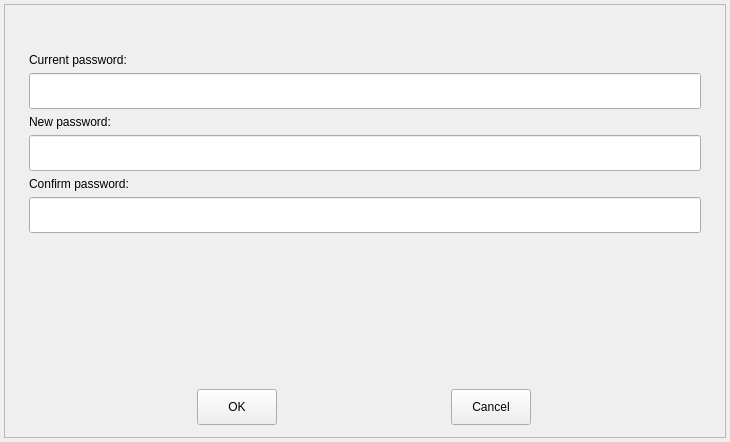
Old version of the form src/ui/common/password-modification.ui in the repository openeuler-mirror/ks-ssr.
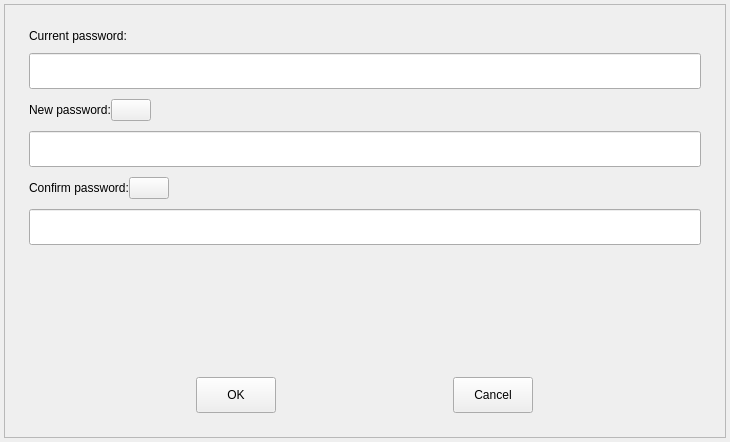
New version of the form. Icons and pictures are not drawn.

Commit message: fix(*) : Add password complexity detection and optimize some UI styles. - 添加密码复杂度检测（#26738） - 调整一些UI样式问题 - 去除错误码提示（#26510）

```diff
--- a/src/ui/common/password-modification.ui
+++ b/src/ui/common/password-modification.ui
@@ -45,6 +45,9 @@
       <enum>QFrame::Raised</enum>
      </property>
      <layout class="QVBoxLayout" name="verticalLayout_5">
+      <property name="spacing">
+       <number>10</number>
+      </property>
       <property name="leftMargin">
        <number>24</number>
       </property>
@@ -55,41 +58,8 @@
        <number>24</number>
       </property>
       <property name="bottomMargin">
-       <number>12</number>
+       <number>24</number>
       </property>
-      <item>
-       <layout class="QHBoxLayout" name="horizontalLayout">
-        <property name="bottomMargin">
-         <number>4</number>
-        </property>
-        <item>
-         <spacer name="horizontalSpacer_2">
-          <property name="orientation">
-           <enum>Qt::Horizontal</enum>
-          </property>
-          <property name="sizeHint" stdset="0">
-           <size>
-            <width>40</width>
-            <height>20</height>
-           </size>
-          </property>
-         </spacer>
-        </item>
-        <item>
-         <spacer name="horizontalSpacer">
-          <property name="orientation">
-           <enum>Qt::Horizontal</enum>
-          </property>
-          <property name="sizeHint" stdset="0">
-           <size>
-            <width>40</width>
-            <height>20</height>
-           </size>
-          </property>
-         </spacer>
-        </item>
-       </layout>
-      </item>
       <item>
        <layout class="QVBoxLayout" name="verticalLayout_2">
         <item>
@@ -120,11 +90,47 @@
       <item>
        <layout class="QVBoxLayout" name="verticalLayout_3">
         <item>
-         <widget class="QLabel" name="label_3">
-          <property name="text">
-           <string>New password:       </string>
+         <layout class="QHBoxLayout" name="horizontalLayout_2">
+          <property name="spacing">
+           <number>0</number>
           </property>
-         </widget>
+          <item>
+           <widget class="QLabel" name="label_3">
+            <property name="text">
+             <string>New password:</string>
+            </property>
+           </widget>
+          </item>
+          <item>
+           <widget class="QPushButton" name="m_newPasswordNote">
+            <property name="cursor">
+             <cursorShape>PointingHandCursor</cursorShape>
+            </property>
+            <property name="focusPolicy">
+             <enum>Qt::NoFocus</enum>
+            </property>
+            <property name="toolTip">
+             <string>The password must contain two types of lowercase letters, uppercase letters, numbers, and special characters, with a length of 8-16.</string>
+            </property>
+            <property name="text">
+             <string/>
+            </property>
+           </widget>
+          </item>
+          <item>
+           <spacer name="horizontalSpacer_4">
+            <property name="orientation">
+             <enum>Qt::Horizontal</enum>
+            </property>
+            <property name="sizeHint" stdset="0">
+             <size>
+              <width>40</width>
+              <height>20</height>
+             </size>
+            </property>
+           </spacer>
+          </item>
+         </layout>
         </item>
         <item>
          <widget class="QLineEdit" name="m_newPassword">
@@ -141,11 +147,47 @@
       <item>
        <layout class="QVBoxLayout" name="verticalLayout_4">
         <item>
-         <widget class="QLabel" name="label_4">
-          <property name="text">
-           <string>Confirm password:</string>
+         <layout class="QHBoxLayout" name="horizontalLayout_4">
+          <property name="spacing">
+           <number>0</number>
           </property>
-         </widget>
+          <item>
+           <widget class="QLabel" name="label_4">
+            <property name="text">
+             <string>Confirm password:</string>
+            </property>
+           </widget>
+          </item>
+          <item>
+           <widget class="QPushButton" name="m_confirmPasswordNote">
+            <property name="cursor">
+             <cursorShape>PointingHandCursor</cursorShape>
+            </property>
+            <property name="focusPolicy">
+             <enum>Qt::NoFocus</enum>
+            </property>
+            <property name="toolTip">
+             <string>The password must contain two types of lowercase letters, uppercase letters, numbers, and special characters, with a length of 8-16.</string>
+            </property>
+            <property name="text">
+             <string/>
+            </property>
+           </widget>
+          </item>
+          <item>
+           <spacer name="horizontalSpacer_3">
+            <property name="orientation">
+             <enum>Qt::Horizontal</enum>
+            </property>
+            <property name="sizeHint" stdset="0">
+             <size>
+              <width>40</width>
+              <height>20</height>
+             </size>
+            </property>
+           </spacer>
+          </item>
+         </layout>
         </item>
         <item>
          <widget class="QLineEdit" name="m_confirmPassword">
```
The commit also changes 22 other files.
